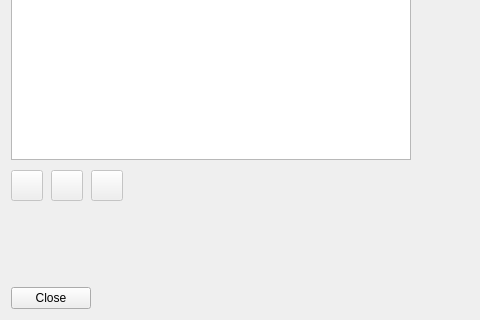
Before: the Qt Designer form src/ui/grid_data_dialog.ui in IPH-ECO/iph-eco-gui, drawn with Qt 5; both pictures show x 0 to 480 and y 342 to 662 of the 1234 by 662 pixel window.
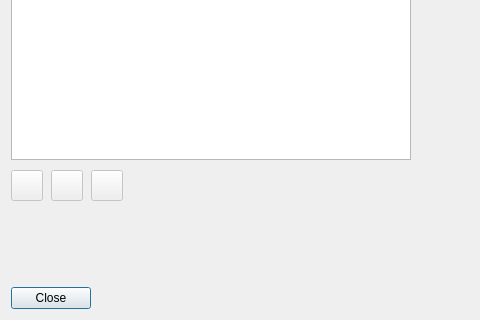
After: the same form once the commit is applied. Icons and pictures are not drawn. Custom widgets are drawn as their Qt base class.

Patch:
```diff
--- a/src/ui/grid_data_dialog.ui
+++ b/src/ui/grid_data_dialog.ui
@@ -1,7 +1,7 @@
 <?xml version="1.0" encoding="UTF-8"?>
 <ui version="4.0">
  <class>GridDataDialog</class>
- <widget class="QWidget" name="GridDataDialog">
+ <widget class="QDialog" name="GridDataDialog">
   <property name="geometry">
    <rect>
     <x>0</x>
```
Left out of the diff: 5 changed lines with no effect on the pictures. Lines whose indentation alone changed are shown as unchanged.
